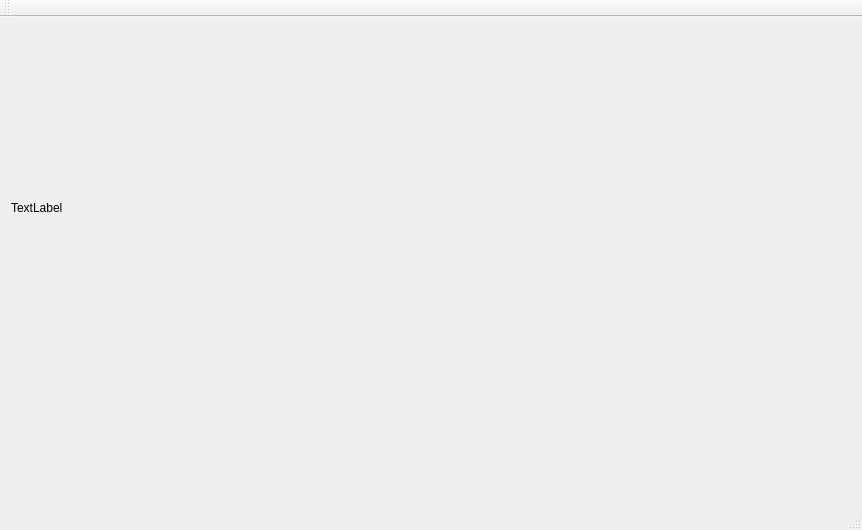
First picture: the form in qt/QtGuiApplication2/QtGuiApplication2.ui, repository mbin96/electricExperiment_19_2, before the edit.
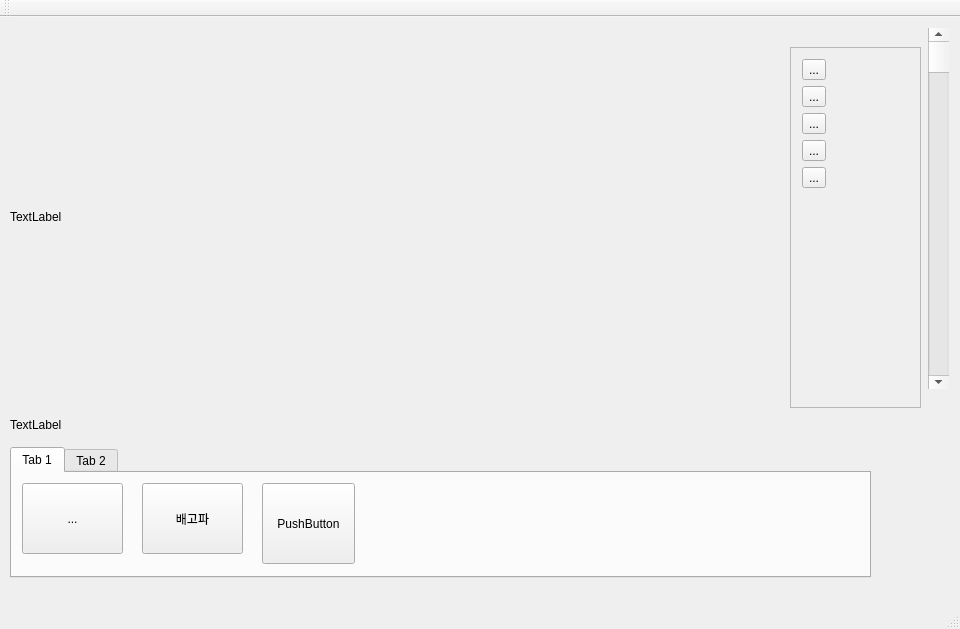
Second picture: the form after the edit.

The edit to the form file:
```diff
--- a/qt/QtGuiApplication2/QtGuiApplication2.ui
+++ b/qt/QtGuiApplication2/QtGuiApplication2.ui
@@ -6,21 +6,184 @@
    <rect>
     <x>0</x>
     <y>0</y>
-    <width>862</width>
-    <height>530</height>
+    <width>960</width>
+    <height>629</height>
    </rect>
   </property>
   <property name="windowTitle">
    <string>QtGuiApplication2</string>
   </property>
   <widget class="QWidget" name="centralWidget">
-   <widget class="QLabel" name="label">
+   <widget class="QLabel" name="camViewer">
     <property name="geometry">
      <rect>
-      <x>11</x>
+      <x>10</x>
+      <y>20</y>
+      <width>640</width>
+      <height>360</height>
+     </rect>
+    </property>
+    <property name="maximumSize">
+     <size>
+      <width>640</width>
+      <height>360</height>
+     </size>
+    </property>
+    <property name="text">
+     <string>TextLabel</string>
+    </property>
+    <property name="buddy">
+     <cstring>scrollArea</cstring>
+    </property>
+   </widget>
+   <widget class="QScrollArea" name="scrollArea">
+    <property name="geometry">
+     <rect>
+      <x>790</x>
+      <y>30</y>
+      <width>131</width>
+      <height>361</height>
+     </rect>
+    </property>
+    <property name="mouseTracking">
+     <bool>true</bool>
+    </property>
+    <property name="tabletTracking">
+     <bool>true</bool>
+    </property>
+    <property name="widgetResizable">
+     <bool>true</bool>
+    </property>
+    <widget class="QWidget" name="scrollAreaWidgetContents">
+     <property name="geometry">
+      <rect>
+       <x>0</x>
+       <y>0</y>
+       <width>129</width>
+       <height>359</height>
+      </rect>
+     </property>
+     <layout class="QFormLayout" name="formLayout">
+      <item row="0" column="0">
+       <widget class="QToolButton" name="toolButton_3">
+        <property name="text">
+         <string>...</string>
+        </property>
+       </widget>
+      </item>
+      <item row="1" column="0">
+       <widget class="QToolButton" name="toolButton_4">
+        <property name="text">
+         <string>...</string>
+        </property>
+       </widget>
+      </item>
+      <item row="2" column="0">
+       <widget class="QToolButton" name="toolButton_5">
+        <property name="text">
+         <string>...</string>
+        </property>
+       </widget>
+      </item>
+      <item row="3" column="0">
+       <widget class="QToolButton" name="toolButton_6">
+        <property name="text">
+         <string>...</string>
+        </property>
+       </widget>
+      </item>
+      <item row="4" column="0">
+       <widget class="QToolButton" name="toolButton_7">
+        <property name="text">
+         <string>...</string>
+        </property>
+       </widget>
+      </item>
+     </layout>
+    </widget>
+   </widget>
+   <widget class="QScrollBar" name="verticalScrollBar">
+    <property name="geometry">
+     <rect>
+      <x>928</x>
       <y>11</y>
-      <width>640</width>
-      <height>360</height>
+      <width>21</width>
+      <height>361</height>
+     </rect>
+    </property>
+    <property name="orientation">
+     <enum>Qt::Vertical</enum>
+    </property>
+   </widget>
+   <widget class="QTabWidget" name="tabWidget">
+    <property name="geometry">
+     <rect>
+      <x>10</x>
+      <y>430</y>
+      <width>861</width>
+      <height>131</height>
+     </rect>
+    </property>
+    <property name="currentIndex">
+     <number>0</number>
+    </property>
+    <widget class="QWidget" name="tab">
+     <attribute name="title">
+      <string>Tab 1</string>
+     </attribute>
+     <widget class="QToolButton" name="toolButton_2">
+      <property name="geometry">
+       <rect>
+        <x>10</x>
+        <y>10</y>
+        <width>101</width>
+        <height>71</height>
+       </rect>
+      </property>
+      <property name="text">
+       <string>...</string>
+      </property>
+     </widget>
+     <widget class="QToolButton" name="toolButton">
+      <property name="geometry">
+       <rect>
+        <x>130</x>
+        <y>10</y>
+        <width>101</width>
+        <height>71</height>
+       </rect>
+      </property>
+      <property name="text">
+       <string>배고파</string>
+      </property>
+     </widget>
+     <widget class="QPushButton" name="pushButton">
+      <property name="geometry">
+       <rect>
+        <x>250</x>
+        <y>10</y>
+        <width>93</width>
+        <height>81</height>
+       </rect>
+      </property>
+      <property name="text">
+       <string>PushButton</string>
+      </property>
+     </widget>
+    </widget>
+    <widget class="QWidget" name="tab_2">
+     <attribute name="title">
+      <string>Tab 2</string>
+     </attribute>
+    </widget>
+   </widget>
+   <widget class="QLabel" name="label">
+    <property name="geometry">
+     <rect>
+      <x>10</x>
+      <y>400</y>
+      <width>731</width>
+      <height>16</height>
      </rect>
     </property>
     <property name="text">
```
Left out of the diff: 21 changed lines with no effect on the pictures.
